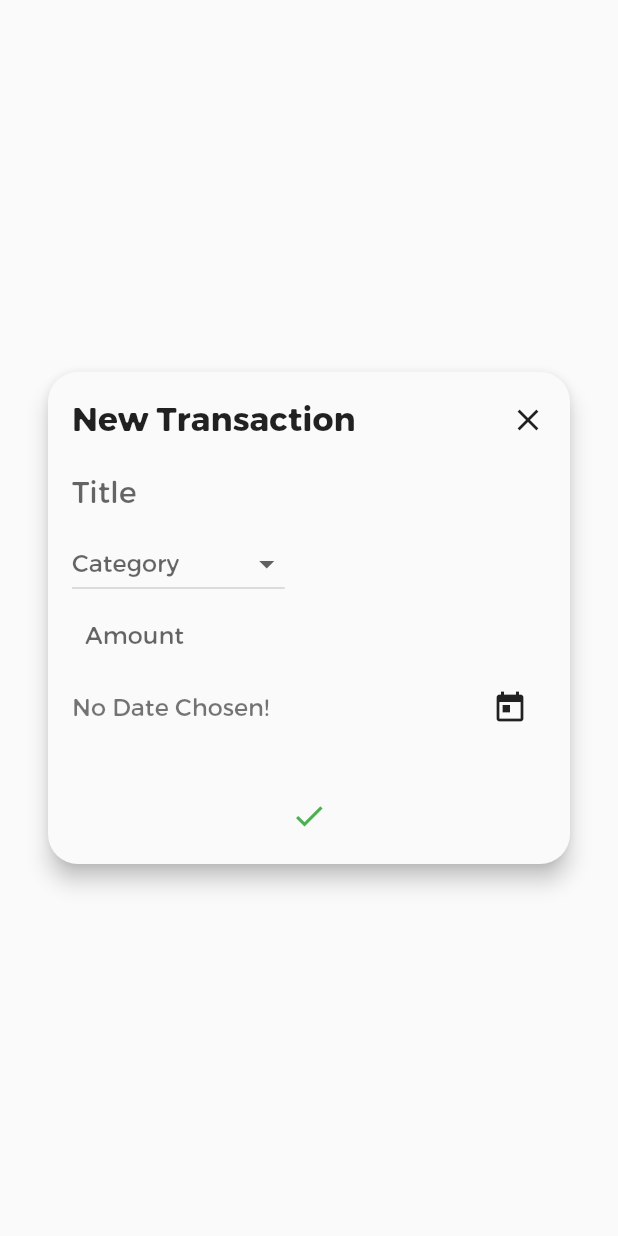
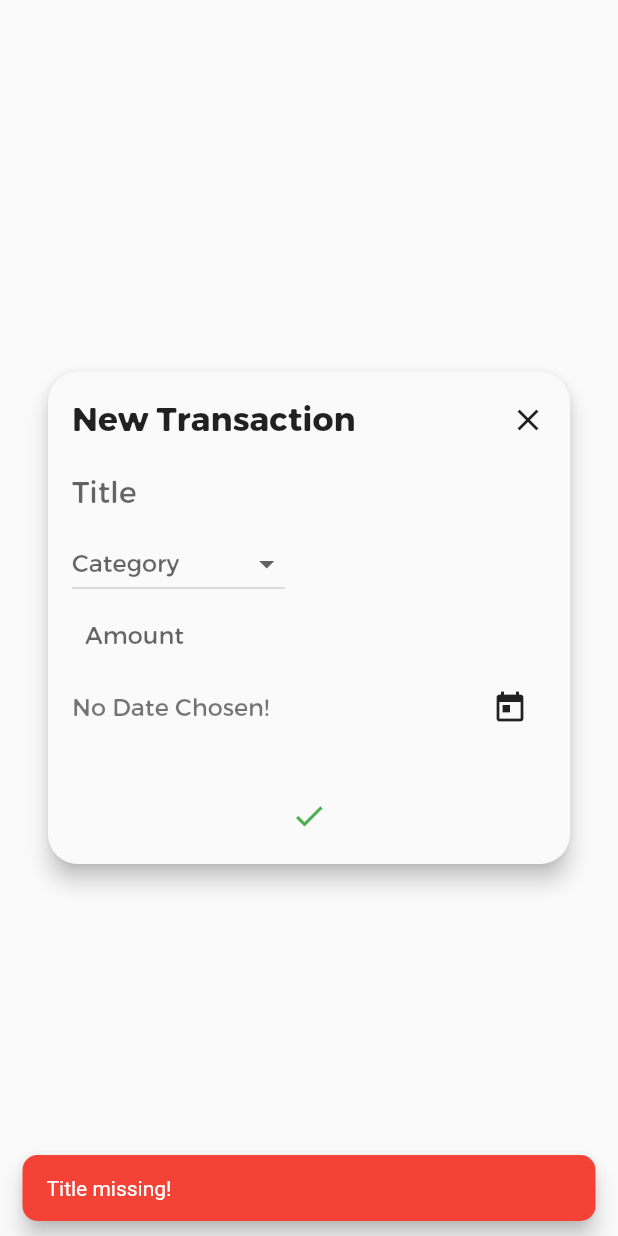
Before and after one commit to atedesch1/mebook, a Flutter app: the EditTransactionCard widget shown alone on an empty page, opened directly, after a tap on the "check" icon, on a phone screen of 412 x 824 dp. Run offline on Flutter 3.47's test engine with Material 2 defaults, Android fonts, the phone set to English and light mode, and no system bars; our stand-ins replace cloud_firestore, device_preview, firebase_auth, firebase_core, flutter_dotenv, google_sign_in and 2 more; missing offline and left inert: extension_google_sign_in_as_googleapis_auth, googleapis; accounts and stored records are empty; network calls fail; statements that could not run were skipped; project files that could hold a hidden picture were left out.

Commit message:
add snackbar tips to edit transaction card

```diff
--- a/mobile/lib/widgets/finances/edit_transaction_card.dart
+++ b/mobile/lib/widgets/finances/edit_transaction_card.dart
@@ -43,9 +43,35 @@ class _EditTransactionCardState extends State<EditTransactionCard> {
   }
 
   void _submitData() {
-    if (_titleController.text.isEmpty ||
-        _amountController.text.isEmpty ||
-        _selectedCategory == null) return;
+    TextInputAction.done;
+
+    if (_titleController.text.isEmpty) {
+      ScaffoldMessenger.of(context).showSnackBar(
+        SnackBar(content: Text('Title missing!')),
+      );
+      return;
+    }
+
+    if (_selectedCategory == null) {
+      ScaffoldMessenger.of(context).showSnackBar(
+        SnackBar(content: Text('Select a category first!')),
+      );
+      return;
+    }
+
+    if (_amountController.text.isEmpty) {
+      ScaffoldMessenger.of(context).showSnackBar(
+        SnackBar(content: Text('Amount spent missing!')),
+      );
+      return;
+    }
+
+    if (_selectedDate == null) {
+      ScaffoldMessenger.of(context).showSnackBar(
+        SnackBar(content: Text('Select a date first!')),
+      );
+      return;
+    }
 
     final enteredTitle = toBeginningOfSentenceCase(_titleController.text);
     final enteredAmount = double.parse(_amountController.text);
```
